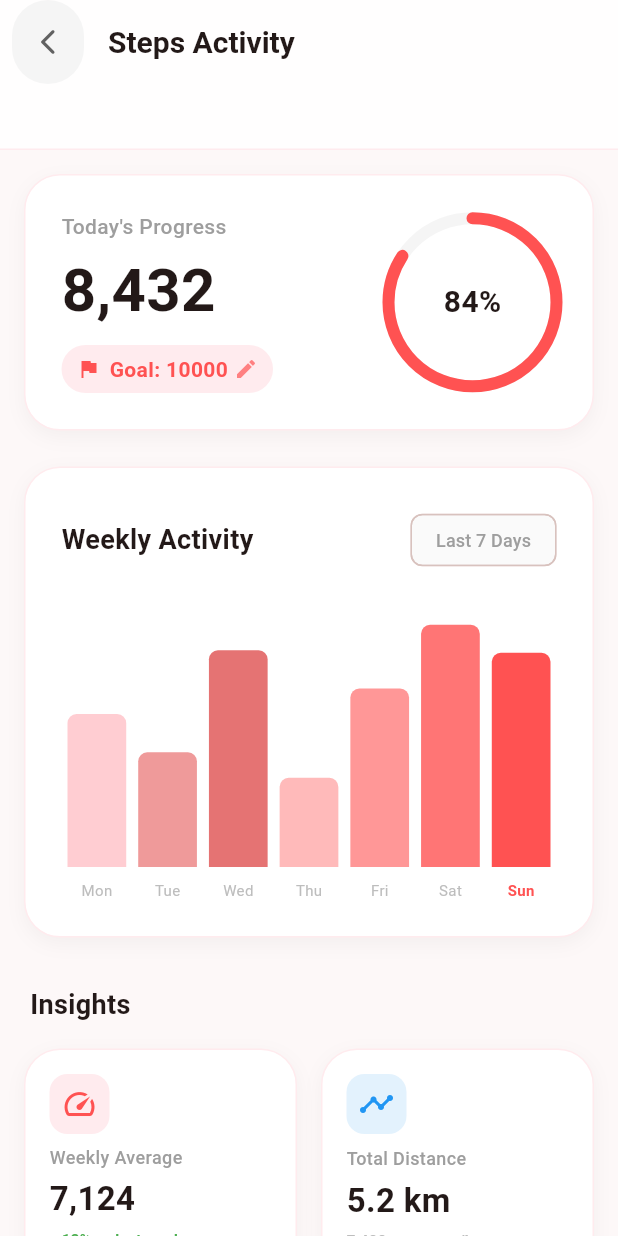
After one commit to dminh312/MediCare, a Flutter app: the StepActivityScreen screen opened directly, on a phone screen of 412 x 824 dp. The commit adds this screen. Run offline on Flutter 3.47's test engine with Material 3 defaults, Android fonts, the phone set to English and light mode, and no system bars; our stand-ins replace cloud_firestore, firebase_auth, firebase_core, firebase_storage, google_sign_in, image_picker and 1 more; accounts and stored records are empty.

Commit message:
Add step screen for track, add sleep_file, last commit for the new yrs

```diff
--- /dev/null
+++ b/lib/UI/track/step_screen/step_activity_screen.dart
@@ -0,0 +1,368 @@
+import 'dart:ui';
+import 'package:flutter/material.dart';
+import 'package:flutter/services.dart';
+
+class StepActivityScreen extends StatefulWidget {
+  const StepActivityScreen({super.key});
+
+  @override
+  State<StepActivityScreen> createState() => _StepActivityScreenState();
+}
+
+class _StepActivityScreenState extends State<StepActivityScreen> {
+  int _stepGoal = 10000;
+
+  void _showEditGoalDialog() {
+    final controller = TextEditingController(text: _stepGoal.toString());
+    showDialog(
+      context: context,
+      builder: (context) {
+        return AlertDialog(
+          title: const Text('Set New Goal'),
+          content: TextField(
+            controller: controller,
+            autofocus: true,
+            keyboardType: TextInputType.number,
+            inputFormatters: [FilteringTextInputFormatter.digitsOnly],
+            decoration: const InputDecoration(hintText: 'Enter your new step goal'),
+          ),
+          actions: [
+            TextButton(
+              onPressed: () => Navigator.of(context).pop(),
+              child: const Text('Cancel'),
+            ),
+            TextButton(
+              onPressed: () {
+                final newGoal = int.tryParse(controller.text);
+                if (newGoal != null && newGoal > 0) {
+                  setState(() {
+                    _stepGoal = newGoal;
+                  });
+                }
+                Navigator.of(context).pop();
+              },
+              child: const Text('Save'),
+            ),
+          ],
+        );
+      },
+    );
+  }
+
+  @override
+  Widget build(BuildContext context) {
+    final isDarkMode = Theme.of(context).brightness == Brightness.dark;
+    const primaryColor = Color(0xffff5252);
+    final backgroundColor = isDarkMode ? const Color(0xff1a1111) : const Color(0xfffdf8f8);
+    final surfaceColor = isDarkMode ? const Color(0xff2d1f1f) : Colors.white;
+    final borderColor = isDarkMode ? Colors.red.shade900.withAlpha(26) : Colors.red.shade50;
+
+    return Scaffold(
+      backgroundColor: backgroundColor,
+      appBar: _buildAppBar(context, isDarkMode, surfaceColor, borderColor),
+      body: ListView(
+        padding: const EdgeInsets.all(16.0),
+        children: [
+          _buildTodayProgressCard(surfaceColor, borderColor, primaryColor, isDarkMode),
+          const SizedBox(height: 24),
+          _buildWeeklyActivityCard(surfaceColor, borderColor, primaryColor, isDarkMode),
+          const SizedBox(height: 24),
+          _buildInsightsSection(surfaceColor, borderColor, primaryColor, isDarkMode),
+        ],
+      ),
+    );
+  }
+
+  PreferredSizeWidget _buildAppBar(BuildContext context, bool isDarkMode, Color surfaceColor, Color borderColor) {
+    return PreferredSize(
+      preferredSize: const Size.fromHeight(100.0),
+      child: ClipRRect(
+        child: BackdropFilter(
+          filter: ImageFilter.blur(sigmaX: 20, sigmaY: 20),
+          child: AppBar(
+            backgroundColor: (isDarkMode ? surfaceColor : Colors.white).withAlpha(204),
+            elevation: 0,
+            scrolledUnderElevation: 0,
+            title: const Text('Steps Activity', style: TextStyle(fontSize: 20, fontWeight: FontWeight.bold)),
+            leading: Padding(
+              padding: const EdgeInsets.only(left: 8.0),
+              child: IconButton(
+                icon: const Icon(Icons.arrow_back_ios_new_rounded, size: 20),
+                onPressed: () => Navigator.of(context).pop(),
+                 style: ButtonStyle(
+                  backgroundColor: MaterialStateProperty.all(isDarkMode ? Colors.grey[800] : Colors.grey[100]),
+                  foregroundColor: MaterialStateProperty.all(isDarkMode ? Colors.grey[200] : Colors.grey[700]),
+                ),
+              ),
+            ),
+            shape: Border(bottom: BorderSide(color: borderColor, width: 1.0)),
+          ),
+        ),
+      ),
+    );
+  }
+
+  Widget _buildTodayProgressCard(Color surfaceColor, Color borderColor, Color primaryColor, bool isDarkMode) {
+    return _buildMetricCard(
+      surfaceColor: surfaceColor,
+      borderColor: borderColor,
+      child: Row(
+        mainAxisAlignment: MainAxisAlignment.spaceBetween,
+        children: [
+          Column(
+            crossAxisAlignment: CrossAxisAlignment.start,
+            children: [
+              Text('Today\'s Progress', style: TextStyle(fontSize: 14, fontWeight: FontWeight.w500, color: Colors.grey[500])),
+              const SizedBox(height: 4),
+              const Text('8,432', style: TextStyle(fontSize: 40, fontWeight: FontWeight.bold)),
+              const SizedBox(height: 8),
+              InkWell(
+                onTap: _showEditGoalDialog,
+                borderRadius: BorderRadius.circular(20),
+                child: Container(
+                  padding: const EdgeInsets.symmetric(horizontal: 10, vertical: 6),
+                  decoration: BoxDecoration(
+                    color: isDarkMode ? primaryColor.withAlpha(26) : const Color(0xFFffebee),
+                    borderRadius: BorderRadius.circular(20),
+                  ),
+                  child: Row(
+                    children: [
+                      Icon(Icons.flag, color: primaryColor, size: 16, fill: 1),
+                      const SizedBox(width: 6),
+                      Text('Goal: $_stepGoal', style: TextStyle(fontSize: 14, color: primaryColor, fontWeight: FontWeight.w600)),
+                      const SizedBox(width: 4),
+                      Icon(Icons.edit, color: primaryColor.withAlpha(178), size: 16),
+                    ],
+                  ),
+                ),
+              ),
+            ],
+          ),
+          SizedBox(
+            width: 112,
+            height: 112,
+            child: _buildProgressRing(8432 / _stepGoal, primaryColor, isDarkMode),
+          ),
+        ],
+      ),
+    );
+  }
+
+ Widget _buildProgressRing(double progress, Color primaryColor, bool isDarkMode) {
+  return Stack(
+    alignment: Alignment.center,
+    children: [
+      SizedBox(
+        width: 112, height: 112,
+        child: CircularProgressIndicator(
+          value: 1,
+          strokeWidth: 8,
+          color: isDarkMode ? Colors.grey[800] : Colors.grey[100],
+        ),
+      ),
+      SizedBox(
+        width: 112, height: 112,
+        child: CircularProgressIndicator(
+          value: progress,
+          strokeWidth: 8,
+          strokeCap: StrokeCap.round,
+          color: primaryColor,
+        ),
+      ),
+      Text('${(progress * 100).toInt()}%', style: const TextStyle(fontSize: 20, fontWeight: FontWeight.bold)),
+    ],
+  );
+}
+
+
+  Widget _buildWeeklyActivityCard(Color surfaceColor, Color borderColor, Color primaryColor, bool isDarkMode) {
+    return _buildMetricCard(
+      surfaceColor: surfaceColor,
+      borderColor: borderColor,
+      child: Column(
+        children: [
+          Row(
+            mainAxisAlignment: MainAxisAlignment.spaceBetween,
+            children: [
+              const Text('Weekly Activity', style: TextStyle(fontSize: 18, fontWeight: FontWeight.bold)),
+              Chip(
+                label: const Text('Last 7 Days'),
+                labelStyle: TextStyle(fontSize: 12, color: Colors.grey[500]),
+                backgroundColor: isDarkMode ? Colors.grey[800] : Colors.grey[50],
+              ),
+            ],
+          ),
+          const SizedBox(height: 24),
+          _buildWeeklyBarChart(primaryColor, isDarkMode),
+        ],
+      ),
+    );
+  }
+
+  Widget _buildWeeklyBarChart(Color primaryColor, bool isDarkMode) {
+    final List<Map<String, dynamic>> weeklyData = [
+      {'day': 'Mon', 'height': 0.60, 'color': isDarkMode ? Colors.red[900]!.withAlpha(51) : Colors.red[100]},
+      {'day': 'Tue', 'height': 0.45, 'color': isDarkMode ? Colors.red[800]!.withAlpha(102) : Colors.red[200]},
+      {'day': 'Wed', 'height': 0.85, 'color': isDarkMode ? Colors.red[700]!.withAlpha(128) : Colors.red[300]},
+      {'day': 'Thu', 'height': 0.35, 'color': primaryColor.withAlpha(102)},
+      {'day': 'Fri', 'height': 0.70, 'color': primaryColor.withAlpha(153)},
+      {'day': 'Sat', 'height': 0.95, 'color': primaryColor.withAlpha(204)},
+      {'day': 'Sun', 'height': 0.84, 'color': primaryColor},
+    ];
+
+    return SizedBox(
+      height: 192,
+      child: Row(
+        crossAxisAlignment: CrossAxisAlignment.end,
+        mainAxisAlignment: MainAxisAlignment.spaceBetween,
+        children: weeklyData.map((data) {
+          return Expanded(
+            child: Column(
+              mainAxisAlignment: MainAxisAlignment.end,
+              children: [
+                Flexible(
+                  child: FractionallySizedBox(
+                    heightFactor: data['height'],
+                    child: Container(
+                      margin: const EdgeInsets.symmetric(horizontal: 4),
+                      decoration: BoxDecoration(
+                        color: data['color'],
+                        borderRadius: const BorderRadius.only(topLeft: Radius.circular(6), topRight: Radius.circular(6)),
+                      ),
+                    ),
+                  ),
+                ),
+                const SizedBox(height: 8),
+                Text(
+                  data['day'],
+                  style: TextStyle(
+                    fontSize: 10,
+                    fontWeight: data['day'] == 'Sun' ? FontWeight.bold : FontWeight.normal,
+                    color: data['day'] == 'Sun' ? primaryColor : Colors.grey[400],
+                  ),
+                ),
+              ],
+            ),
+          );
+        }).toList(),
+      ),
+    );
+  }
+
+  Widget _buildInsightsSection(Color surfaceColor, Color borderColor, Color primaryColor, bool isDarkMode) {
+     return Column(
+       crossAxisAlignment: CrossAxisAlignment.start,
+      children: [
+        const Padding(
+          padding: EdgeInsets.symmetric(horizontal: 4.0, vertical: 8.0),
+          child: Text('Insights', style: TextStyle(fontSize: 18, fontWeight: FontWeight.bold)),
+        ),
+        const SizedBox(height: 8),
+        GridView.count(
+          crossAxisCount: 2,
+          crossAxisSpacing: 16,
+          mainAxisSpacing: 16,
+          shrinkWrap: true,
+          physics: const NeverScrollableScrollPhysics(),
+          childAspectRatio: 1.2,
+          children: [
+            _buildInsightCard(
+              surfaceColor: surfaceColor,
+              borderColor: borderColor,
+              icon: Icons.speed,
+              iconColor: primaryColor,
+              iconBgColor: isDarkMode ? primaryColor.withAlpha(51) : Colors.red[50],
+              title: 'Weekly Average',
+              value: '7,124',
+              subtitle: '↑ 12% vs last week',
+              subtitleColor: Colors.green[500],
+            ),
+            _buildInsightCard(
+              surfaceColor: surfaceColor,
+              borderColor: borderColor,
+              icon: Icons.timeline,
+              iconColor: Colors.blue,
+              iconBgColor: isDarkMode ? Colors.blue[900]!.withAlpha(102) : Colors.blue[50],
+              title: 'Total Distance',
+              value: '5.2 km',
+              subtitle: '7,400 steps avg/km',
+            ),
+          ],
+        ),
+         const SizedBox(height: 16),
+        _buildStreakCard(primaryColor, isDarkMode),
+      ],
+    );
+  }
+
+  Widget _buildInsightCard({required Color surfaceColor, required Color borderColor, required IconData icon, required Color iconColor, Color? iconBgColor, required String title, required String value, required String subtitle, Color? subtitleColor}) {
+    return _buildMetricCard(
+      surfaceColor: surfaceColor,
+      borderColor: borderColor,
+      padding: const EdgeInsets.all(16),
+      child: Column(
+        crossAxisAlignment: CrossAxisAlignment.start,
+        children: [
+          Container(
+            width: 40,
+            height: 40,
+            decoration: BoxDecoration(color: iconBgColor, borderRadius: BorderRadius.circular(12)),
+            child: Icon(icon, color: iconColor, size: 24),
+          ),
+          const Spacer(),
+          Text(title, style: TextStyle(fontSize: 12, fontWeight: FontWeight.w500, color: Colors.grey[500])),
+          const SizedBox(height: 4),
+          Text(value, style: const TextStyle(fontSize: 22, fontWeight: FontWeight.bold)),
+          const SizedBox(height: 4),
+          Text(subtitle, style: TextStyle(fontSize: 10, color: subtitleColor ?? Colors.grey[400], fontWeight: FontWeight.w600)),
+        ],
+      ),
+    );
+  }
+
+  Widget _buildStreakCard(Color primaryColor, bool isDarkMode) {
+     return Container(
+      padding: const EdgeInsets.all(16),
+      decoration: BoxDecoration(
+        color: isDarkMode ? Colors.red[900]!.withAlpha(26) : primaryColor.withAlpha(10),
+        borderRadius: BorderRadius.circular(16),
+      ),
+      child: Row(
+        children: [
+          Container(
+            width: 48, height: 48,
+            decoration: BoxDecoration(
+              color: isDarkMode ? const Color(0xff2d1f1f) : Colors.white,
+              shape: BoxShape.circle,
+            ),
+            child: Icon(Icons.emoji_events, color: primaryColor, fill: 1),
+          ),
+          const SizedBox(width: 16),
+          const Expanded(
+            child: Column(
+              crossAxisAlignment: CrossAxisAlignment.start,
+              children: [
+                Text('Daily Streak: 5 Days', style: TextStyle(fontSize: 14, fontWeight: FontWeight.bold)),
+                SizedBox(height: 2),
+                Text('Keep going! You\'re only 1,568 steps away from your goal.', style: TextStyle(fontSize: 12, color: Colors.grey, height: 1.4)),
+              ],
+            ),
+          )
+        ],
+      ),
+    );
+  }
+
+  Widget _buildMetricCard({required Color surfaceColor, required Color borderColor, required Widget child, EdgeInsets? padding}) {
+    return Container(
+      padding: padding ?? const EdgeInsets.all(24.0),
+      decoration: BoxDecoration(
+        color: surfaceColor,
+        borderRadius: BorderRadius.circular(24),
+        border: Border.all(color: borderColor, width: 1.0),
+        boxShadow: [BoxShadow(color: Colors.black.withAlpha(10), blurRadius: 10, offset: const Offset(0, 4))],
+      ),
+      child: child,
+    );
+  }
+}
--- a/lib/UI/track/track_screen.dart
+++ b/lib/UI/track/track_screen.dart
@@ -2,6 +2,7 @@ import 'dart:math';
 import 'dart:ui';
 
 import 'package:flutter/material.dart';
+import 'package:medicare/UI/track/step_screen/step_activity_screen.dart';
 
 class TrackScreen extends StatefulWidget {
   const TrackScreen({super.key});
@@ -25,7 +26,10 @@ class _TrackScreenState extends State<TrackScreen> {
       body: ListView(
         padding: const EdgeInsets.all(16.0),
         children: [
-          _buildStepsCard(surfaceColor, borderColor, primaryColor, isDarkMode),
+          GestureDetector(
+            onTap: () => Navigator.push(context, MaterialPageRoute(builder: (context) => const StepActivityScreen())),
+            child: _buildStepsCard(surfaceColor, borderColor, primaryColor, isDarkMode),
+          ),
           const SizedBox(height: 16),
           _buildVitalsGrid(surfaceColor, borderColor, primaryColor, isDarkMode),
           const SizedBox(height: 16),
```
Also changed, not shown: lib/UI/track/sleep_screen/sleep_sett_screen.dart (added), 3 other files.
